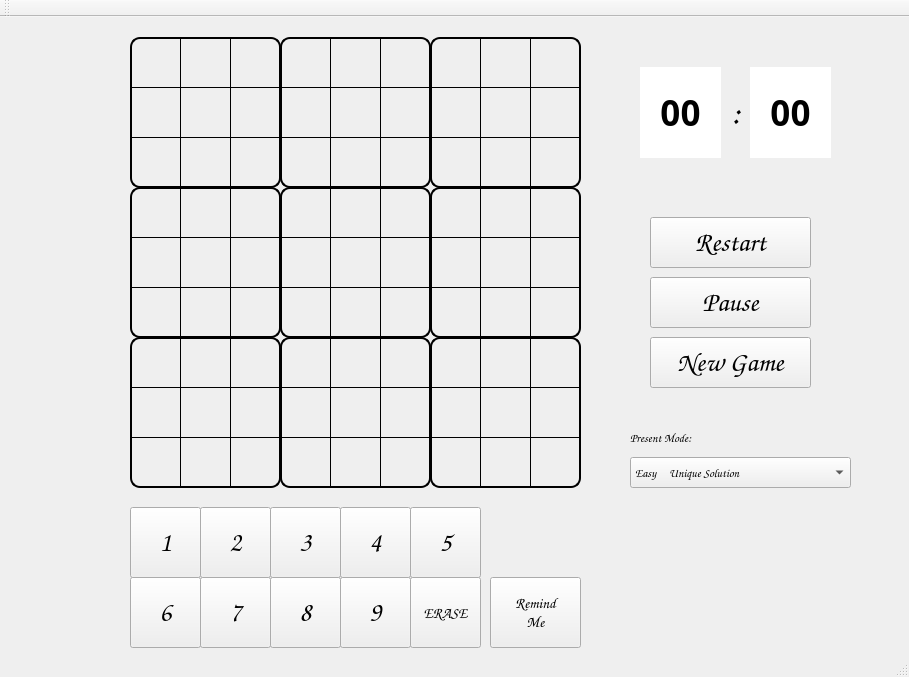
This is mainwindow.ui in xxr5566833/SudoUi as Qt 5 draws it before an edit. The edited form follows.
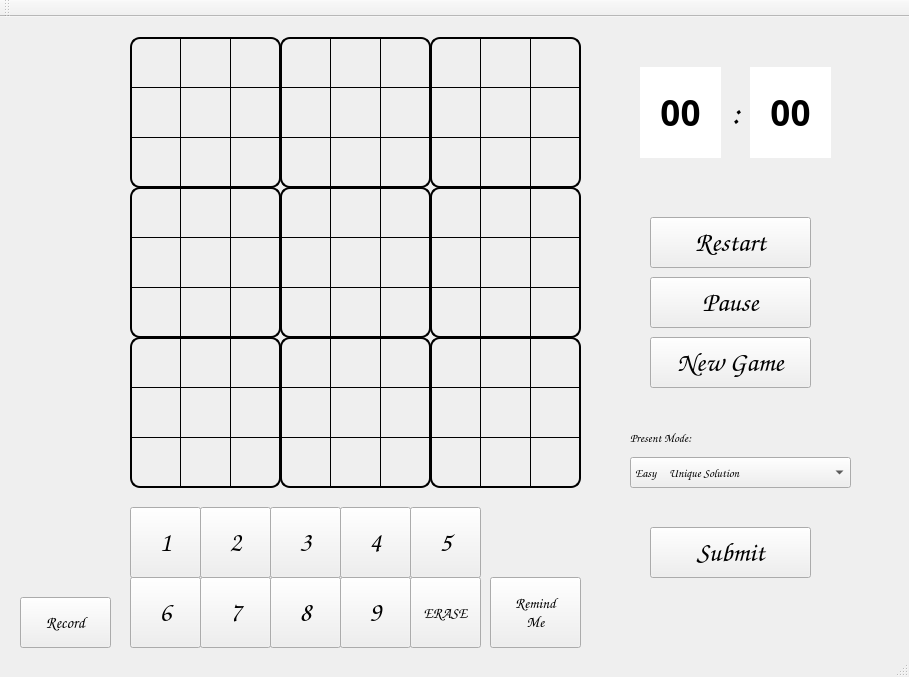
This is the edited form.

The edit to the form file:
```diff
--- a/mainwindow.ui
+++ b/mainwindow.ui
@@ -2892,6 +2892,44 @@
      </property>
     </widget>
    </widget>
+   <widget class="QPushButton" name="submit">
+    <property name="geometry">
+     <rect>
+      <x>650</x>
+      <y>510</y>
+      <width>161</width>
+      <height>51</height>
+     </rect>
+    </property>
+    <property name="font">
+     <font>
+      <family>Comic Sans MS</family>
+      <pointsize>20</pointsize>
+     </font>
+    </property>
+    <property name="text">
+     <string>Submit</string>
+    </property>
+   </widget>
+   <widget class="QPushButton" name="record">
+    <property name="geometry">
+     <rect>
+      <x>20</x>
+      <y>580</y>
+      <width>91</width>
+      <height>51</height>
+     </rect>
+    </property>
+    <property name="font">
+     <font>
+      <family>Comic Sans MS</family>
+      <pointsize>12</pointsize>
+     </font>
+    </property>
+    <property name="text">
+     <string>Record</string>
+    </property>
+   </widget>
   </widget>
   <widget class="QToolBar" name="mainToolBar">
    <attribute name="toolBarArea">
```
